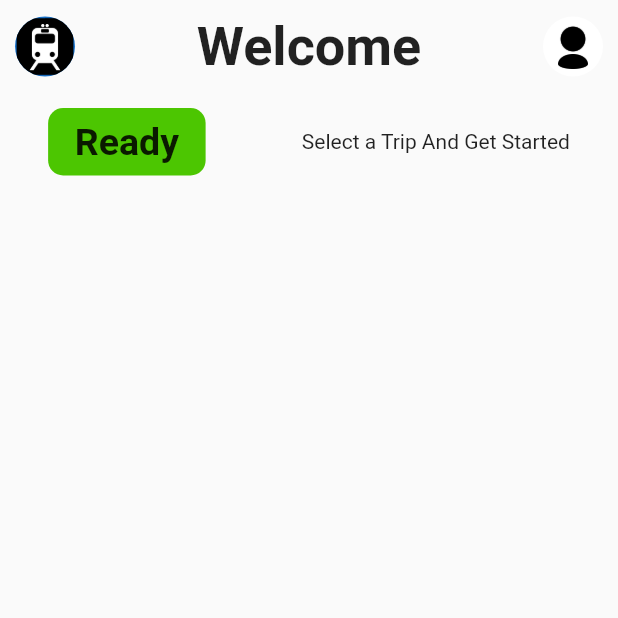
After one commit to Alfa-Tech-Innovation/slr-care-checker, a Flutter app: the WelcomePageBody screen opened directly, on a phone screen of 412 x 824 dp, the top half of it. The commit adds this screen. Run offline on Flutter 3.47's test engine with Material 2 defaults, Android fonts, the phone set to English and light mode, and no system bars.

Commit message:
added welcome page draft

```diff
--- a/lib/src/components/details_row.dart
+++ b/lib/src/components/details_row.dart
@@ -21,10 +21,6 @@ class DetailsRow extends StatelessWidget {
             borderRadius: BorderRadius.circular(10), color: containerColor),
         child: Center(
           child: detailwidget,
-          //     child: Text(
-          //   "10:3",
-          //   style: TextStyle(fontSize: 25, fontWeight: FontWeight.bold),
-          // )),
         ),
       ),
       Text(detaiText),
--- a/lib/src/features/home_view_model/home_view/home_view.dart
+++ b/lib/src/features/home_view_model/home_view/home_view.dart
@@ -1,5 +1,6 @@
 import 'package:flutter/material.dart';
 import 'package:slr_care_checker/src/features/history_veiw_model/history_page_body.dart';
+
 import 'home_page_body.dart';
 
 class HomeScreen extends StatefulWidget {
--- /dev/null
+++ b/lib/src/features/welcome_page/welcome_page_body.dart
@@ -0,0 +1,32 @@
+import 'package:flutter/material.dart';
+import 'package:slr_care_checker/src/components/custom_app_bar.dart';
+import 'package:slr_care_checker/src/components/details_row.dart';
+
+class WelcomePageBody extends StatefulWidget {
+  const WelcomePageBody({super.key});
+
+  @override
+  State<WelcomePageBody> createState() => _WelcomePageBodyState();
+}
+
+class _WelcomePageBodyState extends State<WelcomePageBody> {
+  @override
+  Widget build(BuildContext context) {
+    return Scaffold(
+      body: Column(children: const [
+        Padding(
+          padding: EdgeInsets.all(10),
+          child: CustomAppBar(appbartext: "Welcome"),
+        ),
+        SizedBox(height: 10),
+        DetailsRow(
+            containerColor: Color(0xff4CC601),
+            detaiText: "Select a Trip And Get Started",
+            detailwidget: Text(
+              "Ready",
+              style: TextStyle(fontSize: 25, fontWeight: FontWeight.bold),
+            )),
+      ]),
+    );
+  }
+}
```
